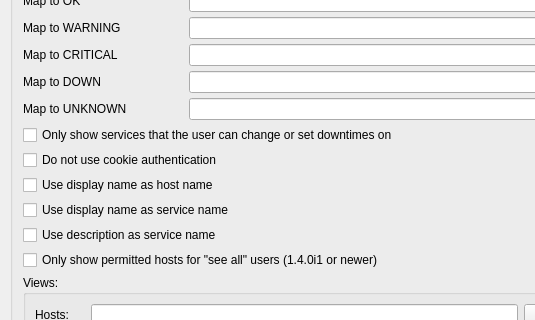
First picture: the form in Nagstamon/resources/qui/settings_server.ui, repository HenriWahl/Nagstamon, before the edit; both pictures show x 0 to 535 and y 1060 to 1380 of the 639 by 1527 pixel window.
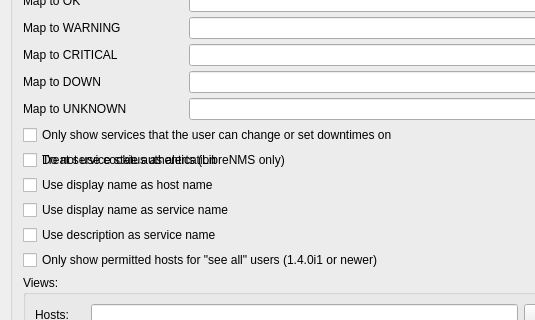
Second picture: the form after the edit.

Commit message: Add LibreNMS integration with service monitoring support (#1152)

```diff
--- a/Nagstamon/resources/qui/settings_server.ui
+++ b/Nagstamon/resources/qui/settings_server.ui
@@ -754,6 +754,13 @@
         </property>
        </widget>
       </item>
+      <item row="29" column="1" colspan="2">
+       <widget class="QCheckBox" name="input_checkbox_treat_services_as_alerts">
+        <property name="text">
+         <string>Treat service status as alerts (LibreNMS only)</string>
+        </property>
+       </widget>
+      </item>
      </layout>
     </widget>
    </item>
```
The commit also changes 5 other files.
